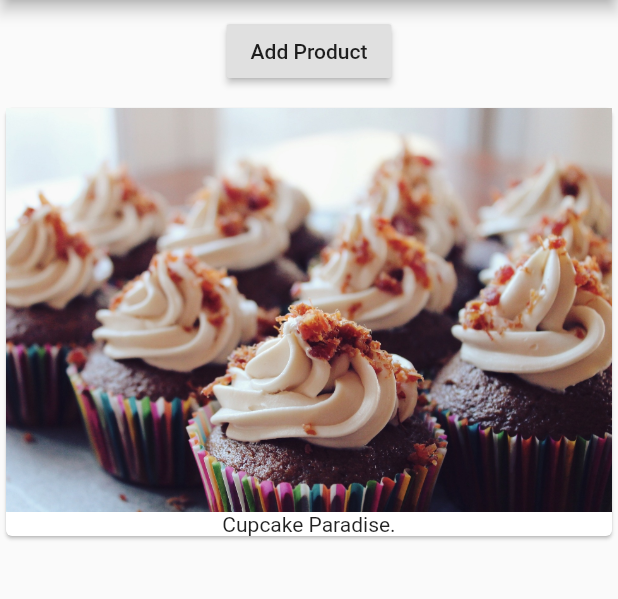
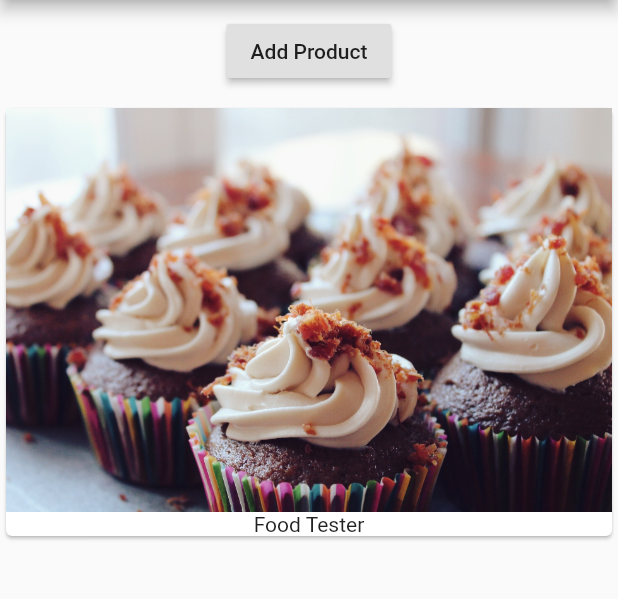
Before and after one commit to KelynPNjeri/Product-Manager, a Flutter app: the screen it shows after launch, after a tap on "Add Product", on a phone screen of 412 x 824 dp, the part 84-683 px from its top. Run offline on Flutter 3.47's test engine with Material 2 defaults, Android fonts, the phone set to English and light mode, and no system bars.

Commit message:
Create an array to store all the text for the Card Widget.

```diff
--- a/lib/main.dart
+++ b/lib/main.dart
@@ -8,7 +8,16 @@ import 'package:flutter/material.dart';
 /**Create main function that will act run my whole app. */
 void main() => runApp(MyApp());
 
-class MyApp extends StatelessWidget {
+class MyApp extends StatefulWidget {
+  @override
+  State<StatefulWidget> createState() {
+    // TODO: implement createState
+    return _MyAppState();
+  }
+}
+
+class _MyAppState extends State<MyApp> {
+  List<String> _product = ['Food Tester'];
   @override
   Widget build(BuildContext context) {
     return MaterialApp(
@@ -20,17 +29,26 @@ class MyApp extends StatelessWidget {
           Container(
             margin: EdgeInsets.all(10.0),
             child: RaisedButton(
-              onPressed: () {},
+              onPressed: () {
+                _product.add('Robot Food Testing.');
+                print(_product);
+              },
               child: Text('Add Product'),
             ),
           ),
-          Card(
-            child: Column(
-              children: <Widget>[
-                Image.asset('assets/cupcakes.jpg'),
-                Text('Cupcake Paradise.')
-              ],
-            ),
+          Column(
+            children: _product
+                .map(
+                  (element) => Card(
+                        child: Column(
+                          children: <Widget>[
+                            Image.asset('assets/cupcakes.jpg'),
+                            Text(element)
+                          ],
+                        ),
+                      ),
+                )
+                .toList(),
           )
         ]),
       ),
```
